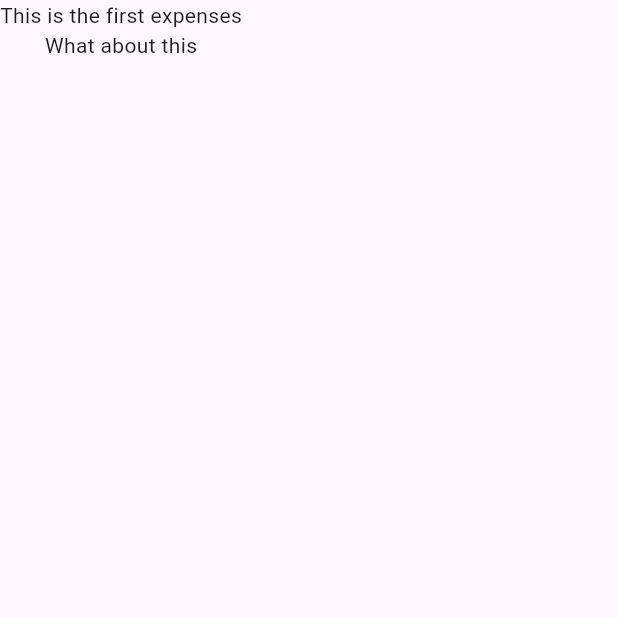
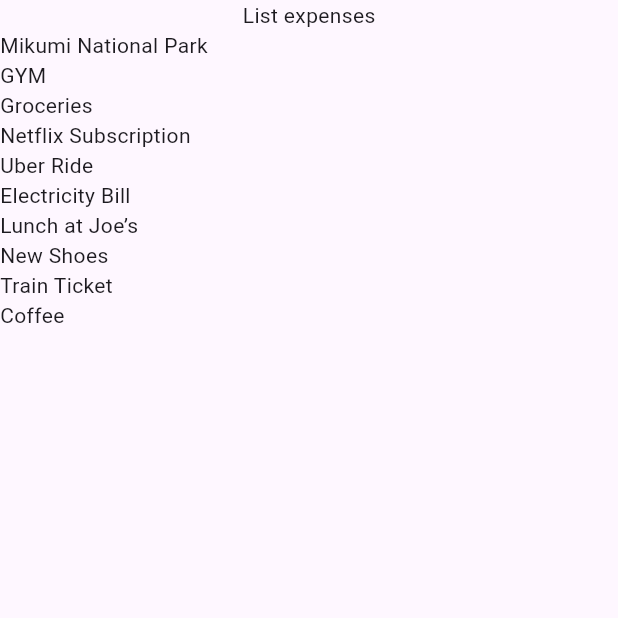
Before and after one commit to Zedestar/flutter_expenses_tracker, a Flutter app: the screen it shows after launch, on a phone screen of 412 x 824 dp, the top half of it. Run offline on Flutter 3.47's test engine with Material 3 defaults, Android fonts, the phone set to English and light mode, and no system bars.

Commit message:
The commit after adding the data expenses and displaying the them to screen

```diff
--- /dev/null
+++ b/lib/components/expenses_list_builder.dart
@@ -0,0 +1,26 @@
+import 'package:expenses_tracker/model/expense.dart';
+import 'package:flutter/material.dart';
+
+class ExpensesList extends StatelessWidget {
+  const ExpensesList({
+    super.key,
+    required this.expenses,
+  });
+
+  final List<Expense> expenses;
+
+  @override
+  Widget build(BuildContext context) {
+    return Column(
+      children: [
+        Text("List expenses"),
+        Expanded(
+          child: ListView.builder(
+            itemCount: expenses.length,
+            itemBuilder: (context, index) => Text(expenses[index].title),
+          ),
+        ),
+      ],
+    );
+  }
+}
--- /dev/null
+++ b/lib/data/expenses_data.dart
@@ -0,0 +1,64 @@
+import 'package:expenses_tracker/model/expense.dart';
+
+final List<Expense> expensesData = [
+  Expense(
+    title: "Mikumi National Park",
+    amount: 17.98,
+    date: DateTime.now(),
+    category: Category.travel,
+  ),
+  Expense(
+    title: "GYM",
+    amount: 50.98,
+    date: DateTime.now(),
+    category: Category.leisure,
+  ),
+  Expense(
+    title: "Groceries",
+    amount: 85.20,
+    date: DateTime.now(),
+    category: Category.food,
+  ),
+  Expense(
+    title: "Netflix Subscription",
+    amount: 13.99,
+    date: DateTime.now(),
+    category: Category.leisure,
+  ),
+  Expense(
+    title: "Uber Ride",
+    amount: 9.50,
+    date: DateTime.now(),
+    category: Category.travel,
+  ),
+  Expense(
+    title: "Electricity Bill",
+    amount: 45.30,
+    date: DateTime.now(),
+    category: Category.work,
+  ),
+  Expense(
+    title: "Lunch at Joe’s",
+    amount: 12.75,
+    date: DateTime.now(),
+    category: Category.food,
+  ),
+  Expense(
+    title: "New Shoes",
+    amount: 60.00,
+    date: DateTime.now(),
+    category: Category.leisure,
+  ),
+  Expense(
+    title: "Train Ticket",
+    amount: 22.40,
+    date: DateTime.now(),
+    category: Category.travel,
+  ),
+  Expense(
+    title: "Coffee",
+    amount: 4.20,
+    date: DateTime.now(),
+    category: Category.food,
+  ),
+];
--- a/lib/pages/expenses.dart
+++ b/lib/pages/expenses.dart
@@ -1,3 +1,5 @@
+import 'package:expenses_tracker/components/expenses_list_builder.dart';
+import 'package:expenses_tracker/data/expenses_data.dart';
 import 'package:flutter/material.dart';
 
 class Expenses extends StatefulWidget {
@@ -12,11 +14,8 @@ class _ExpensesState extends State<Expenses> {
   @override
   Widget build(BuildContext context) {
     return Scaffold(
-      body: Column(
-        children: [
-          Text("This is the first expenses"),
-          Text("What about this"),
-        ],
+      body: ExpensesList(
+        expenses: expensesData,
       ),
     );
   }
```
